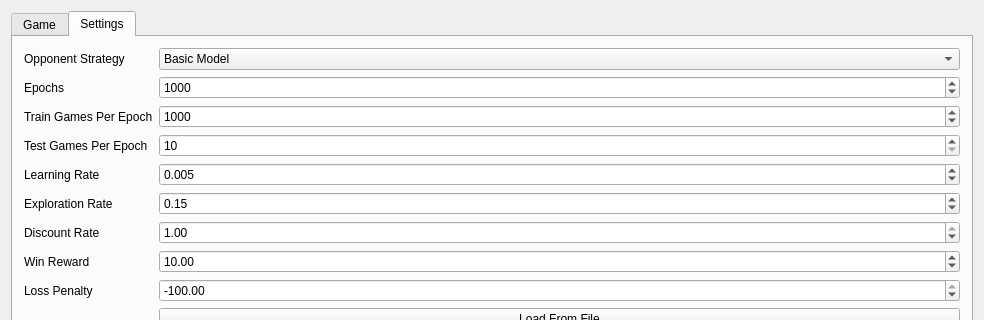
The window that QwentWindow.ui (austinsimpson/qwent) describes before a commit, drawn with Qt 5; both pictures show x 0 to 984 and y 0 to 320 of the 984 by 753 pixel window.
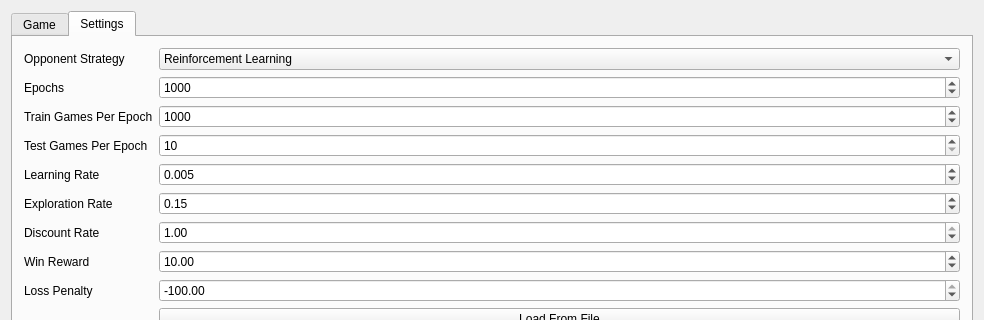
The same window after the commit. The open tabs and pages were chosen to show the change. Custom widgets are drawn as their Qt base class.

Patch:
```diff
--- a/QwentWindow.ui
+++ b/QwentWindow.ui
@@ -46,6 +46,9 @@
           </item>
           <item row="0" column="1">
            <widget class="QComboBox" name="_strategyToUseComboBox">
+            <property name="currentIndex">
+             <number>1</number>
+            </property>
             <item>
              <property name="text">
               <string>Basic Model</string>
```
Left out of the diff: 4 changed lines with no effect on the pictures.
